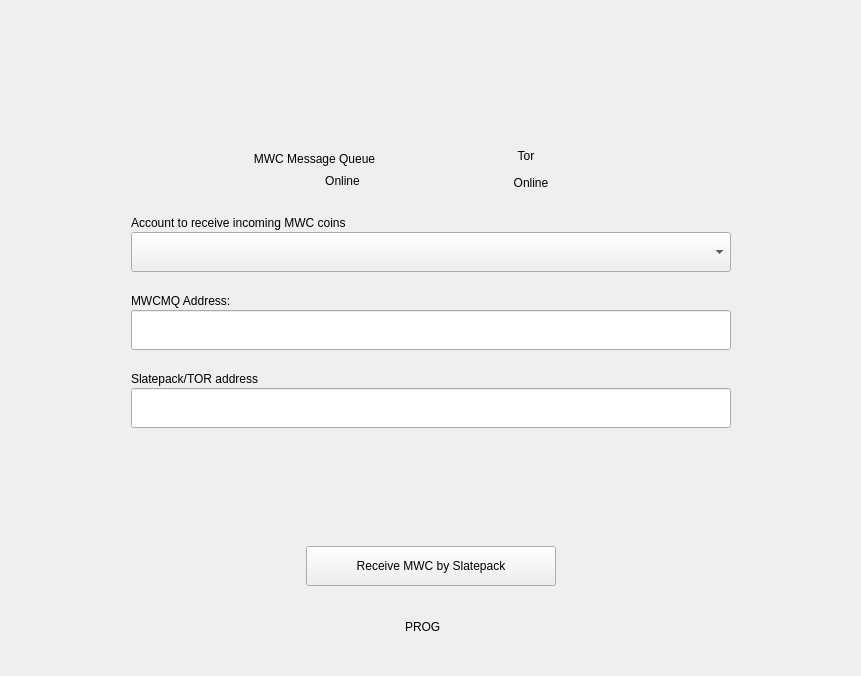
mwcproject/mwc-qt-wallet, file windows_desktop/e_receive.ui: the form before one commit.
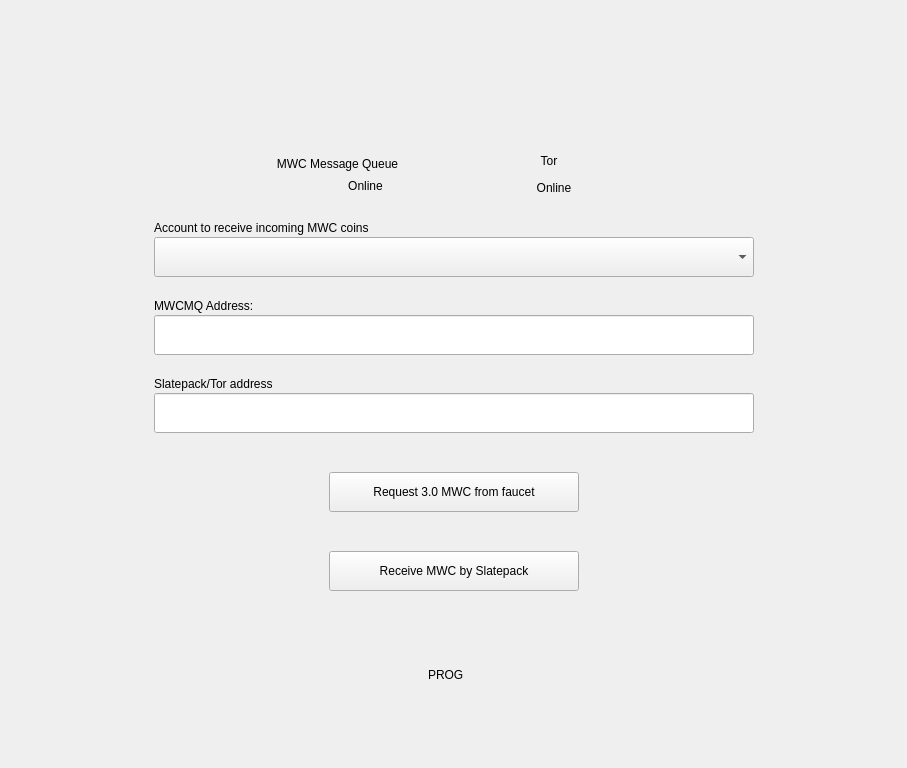
The form after the commit. Icons and pictures are not drawn. Custom widgets are drawn as their Qt base class.

Diff of the .ui file:
```diff
--- a/windows_desktop/e_receive.ui
+++ b/windows_desktop/e_receive.ui
@@ -6,8 +6,8 @@
    <rect>
     <x>0</x>
     <y>0</y>
-    <width>861</width>
-    <height>676</height>
+    <width>907</width>
+    <height>768</height>
    </rect>
   </property>
   <property name="windowTitle">
@@ -405,7 +405,7 @@
         <item>
          <widget class="control::MwcLabelSmall" name="label_sp_tor">
           <property name="text">
-           <string>Slatepack/TOR address</string>
+           <string>Slatepack/Tor address</string>
           </property>
           <property name="alignment">
            <set>Qt::AlignLeading|Qt::AlignLeft|Qt::AlignVCenter</set>
@@ -462,6 +462,86 @@
           </property>
          </spacer>
         </item>
+        <item>
+         <layout class="QHBoxLayout" name="horizontalLayout_3">
+          <property name="spacing">
+           <number>5</number>
+          </property>
+          <item>
+           <spacer name="horizontalSpacer_9">
+            <property name="orientation">
+             <enum>Qt::Horizontal</enum>
+            </property>
+            <property name="sizeHint" stdset="0">
+             <size>
+              <width>40</width>
+              <height>20</height>
+             </size>
+            </property>
+           </spacer>
+          </item>
+          <item>
+           <widget class="control::MwcPushButtonNormal" name="requestFaucetMWCButton">
+            <property name="minimumSize">
+             <size>
+              <width>250</width>
+              <height>40</height>
+             </size>
+            </property>
+            <property name="maximumSize">
+             <size>
+              <width>16777215</width>
+              <height>40</height>
+             </size>
+            </property>
+            <property name="cursor">
+             <cursorShape>PointingHandCursor</cursorShape>
+            </property>
+            <property name="focusPolicy">
+             <enum>Qt::StrongFocus</enum>
+            </property>
+            <property name="toolTip">
+             <string>Sign incoming Slatepack transaction</string>
+            </property>
+            <property name="statusTip">
+             <string>Sign incoming Slatepack transaction</string>
+            </property>
+            <property name="text">
+             <string>Request 3.0 MWC from faucet</string>
+            </property>
+           </widget>
+          </item>
+          <item>
+           <spacer name="horizontalSpacer_10">
+            <property name="orientation">
+             <enum>Qt::Horizontal</enum>
+            </property>
+            <property name="sizeHint" stdset="0">
+             <size>
+              <width>40</width>
+              <height>20</height>
+             </size>
+            </property>
+           </spacer>
+          </item>
+         </layout>
+        </item>
+        <item>
+         <spacer name="verticalSpacer_13">
+          <property name="orientation">
+           <enum>Qt::Vertical</enum>
+          </property>
+          <property name="sizeType">
+           <enum>QSizePolicy::Expanding</enum>
+          </property>
+          <property name="sizeHint" stdset="0">
+           <size>
+            <width>20</width>
+            <height>30</height>
+           </size>
+          </property>
+         </spacer>
+        </item>
         <item>
          <layout class="QHBoxLayout" name="horizontalLayout_2">
           <property name="spacing">
@@ -676,6 +756,16 @@
    <extends>QLabel</extends>
    <header>control_desktop/MwcLabel.h</header>
   </customwidget>
+   <customwidget>
+   <class>control::MwcLabel</class>
+   <extends>QLabel</extends>
+   <header>control_desktop/MwcLabel.h</header>
+  </customwidget>
+  <customwidget>
+   <class>control::MwcWidget</class>
+   <extends>QWidget</extends>
+   <header>control_desktop/MwcWidget.h</header>
+  </customwidget>
  </customwidgets>
  <resources>
   <include location="../resources_desktop.qrc"/>
```
Left out of the diff: 24 changed lines with no effect on the pictures.
